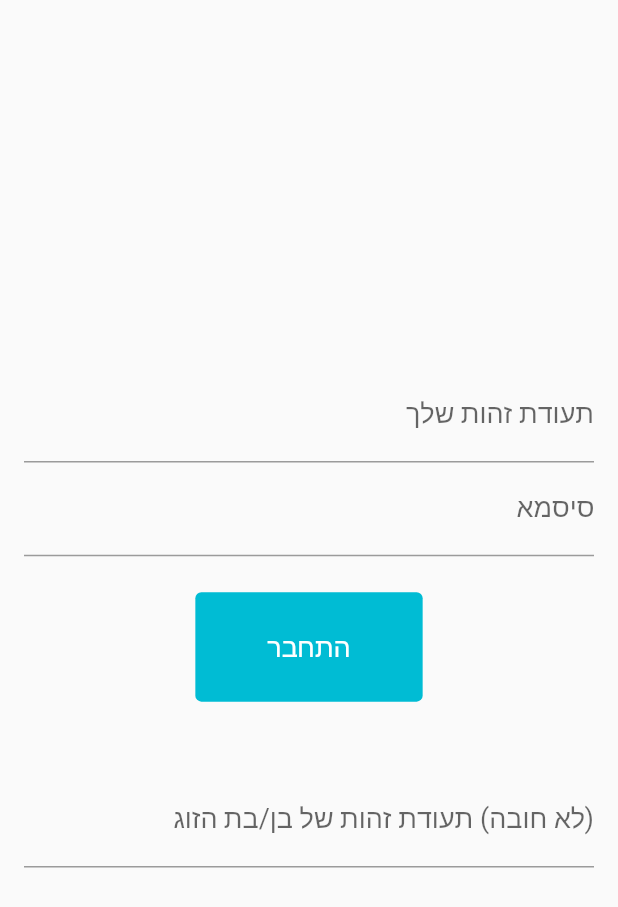
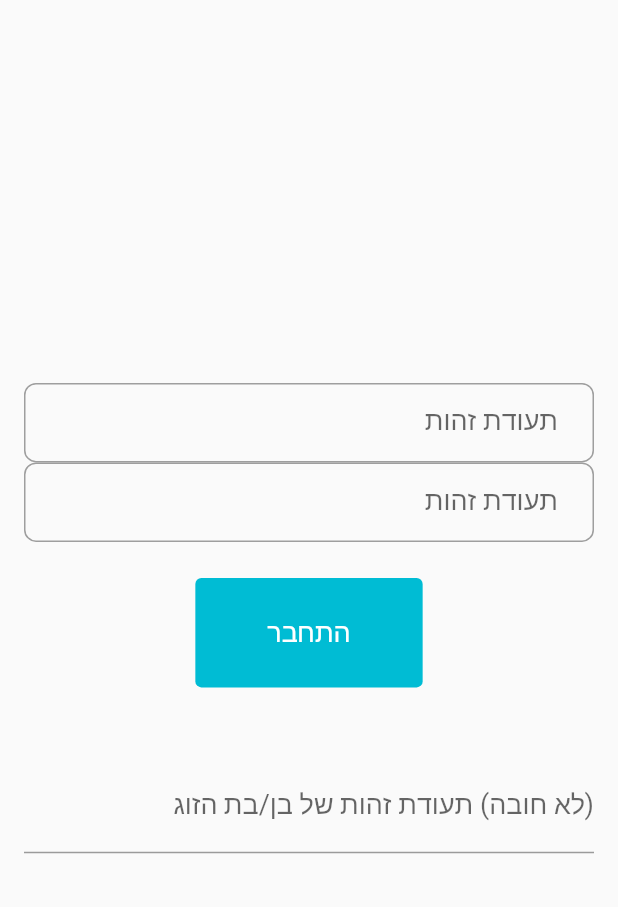
Before and after one commit to wiserdor/moch-mobile, a Flutter app: the screen it shows after launch, on a phone screen of 412 x 824 dp. Shown: the top 907 px of the screen. Run offline on Flutter 3.47's test engine with Material 2 defaults, Android fonts, the light colour scheme and no system bars; our stand-ins replace shared_preferences; missing offline and left inert: mutex.

Commit message:
new login page

```diff
--- a/lib/login_page.dart
+++ b/lib/login_page.dart
@@ -44,8 +44,24 @@ class _LoginPageState extends State<LoginPage> {
                     style: const TextStyle(
                       fontSize: 18,
                     ),
-                    decoration: const InputDecoration(
-                      labelText: 'תעודת זהות שלך',
+                    decoration: InputDecoration(
+                      labelText: 'תעודת זהות',
+                      hintStyle: const TextStyle(color: Colors.grey),
+                      contentPadding: const EdgeInsets.symmetric(
+                          vertical: 16, horizontal: 24),
+                      border: OutlineInputBorder(
+                        borderRadius: BorderRadius.circular(8),
+                      ),
+                      focusedBorder: OutlineInputBorder(
+                        borderRadius: BorderRadius.circular(8),
+                        borderSide:
+                            const BorderSide(color: Colors.cyan, width: 2),
+                      ),
+                      enabledBorder: OutlineInputBorder(
+                        borderRadius: BorderRadius.circular(8),
+                        borderSide:
+                            const BorderSide(color: Colors.grey, width: 1),
+                      ),
                     ),
                     validator: (value) {
                       if (value!.isEmpty) {
@@ -53,7 +69,7 @@ class _LoginPageState extends State<LoginPage> {
                       }
                       // should be only numbers
                       if (int.tryParse(value) == null) {
-                        return 'תעודת זהות צריכה להיות מספרית';
+                        return 'תעודת הזהות צריכה להיות מספר';
                       }
 
                       return null;
@@ -65,8 +81,24 @@ class _LoginPageState extends State<LoginPage> {
                     controller: _passwordController,
                     textDirection: TextDirection.ltr,
                     textAlign: TextAlign.center,
-                    decoration: const InputDecoration(
-                      labelText: 'סיסמא',
+                    decoration: InputDecoration(
+                      labelText: 'תעודת זהות',
+                      hintStyle: const TextStyle(color: Colors.grey),
+                      contentPadding: const EdgeInsets.symmetric(
+                          vertical: 16, horizontal: 24),
+                      border: OutlineInputBorder(
+                        borderRadius: BorderRadius.circular(8),
+                      ),
+                      focusedBorder: OutlineInputBorder(
+                        borderRadius: BorderRadius.circular(8),
+                        borderSide:
+                            const BorderSide(color: Colors.cyan, width: 2),
+                      ),
+                      enabledBorder: OutlineInputBorder(
+                        borderRadius: BorderRadius.circular(8),
+                        borderSide:
+                            const BorderSide(color: Colors.grey, width: 1),
+                      ),
                     ),
                     obscureText: true,
                     style: const TextStyle(
```
